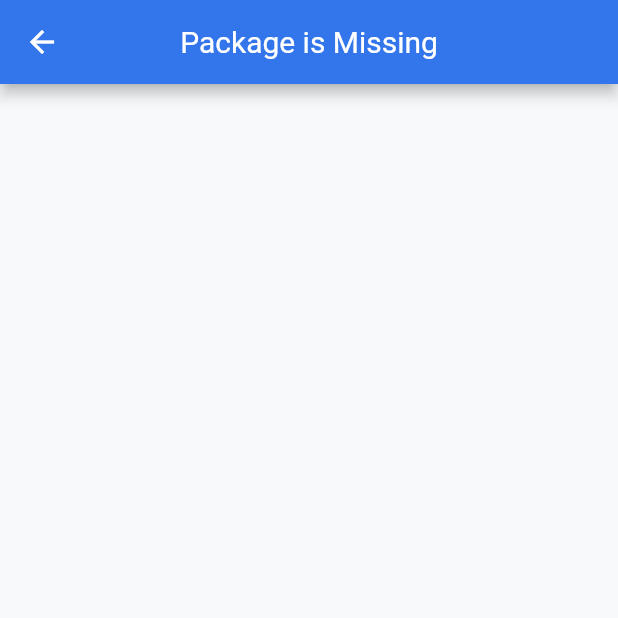
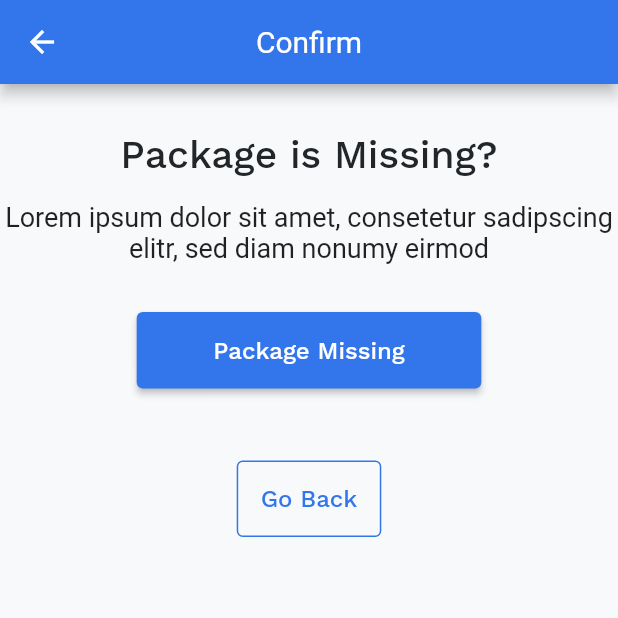
Before and after one commit to prateek-aher/2De, a Flutter app: the PackageIsMissing screen opened directly, on a phone screen of 412 x 824 dp, the top half of it. Run offline on Flutter 3.47's test engine with Material 2 defaults, Android fonts, the phone set to English and light mode, and no system bars; our stand-ins replace camera, image_picker, otp_text_field, shared_preferences; missing offline and left inert: flutter_swipe_button, qr_code_scanner; accounts and stored records are empty.

Commit message:
Package is Missing UI

```diff
--- a/lib/UI/Main/Home/CannotAcceptPackage/package_is_missing.dart
+++ b/lib/UI/Main/Home/CannotAcceptPackage/package_is_missing.dart
@@ -1,3 +1,5 @@
+import 'package:delivery/CommonWidget/CommonWidget.dart';
+import 'package:delivery/Utils/colors.dart';
 import 'package:flutter/material.dart';
 
 class PackageIsMissing extends StatelessWidget {
@@ -7,7 +9,46 @@ class PackageIsMissing extends StatelessWidget {
   Widget build(BuildContext context) {
     return Scaffold(
       appBar: AppBar(
-        title: Text('Package is Missing'),
+        title: Text('Confirm'),
+      ),
+      body: Center(
+        child: Column(
+          crossAxisAlignment: CrossAxisAlignment.center,
+          children: [
+            sbh(32),
+            Text(
+              'Package is Missing?',
+              style: TextStyle(
+                  fontSize: 26,
+                  fontFamily: 'WorkSans',
+                  fontWeight: FontWeight.w500,
+                  color: BLACK1),
+            ),
+            sbh(16),
+            Text(
+              'Lorem ipsum dolor sit amet, consetetur sadipscing elitr, sed diam nonumy eirmod',
+              style: TextStyle(fontSize: 18),
+              textAlign: TextAlign.center,
+            ),
+            sbh(32),
+            ElevatedButton(
+              onPressed: () {},
+              child: Text(
+                'Package Missing',
+                style: TextStyle(
+                  fontSize: 16,
+                  fontFamily: 'WorkSans',
+                  fontWeight: FontWeight.w500,
+                ),
+              ),
+              style: ElevatedButton.styleFrom(
+                  padding:
+                      const EdgeInsets.symmetric(horizontal: 51, vertical: 16)),
+            ),
+            sbh(48),
+            goBackButton(context),
+          ],
+        ),
       ),
     );
   }
```
